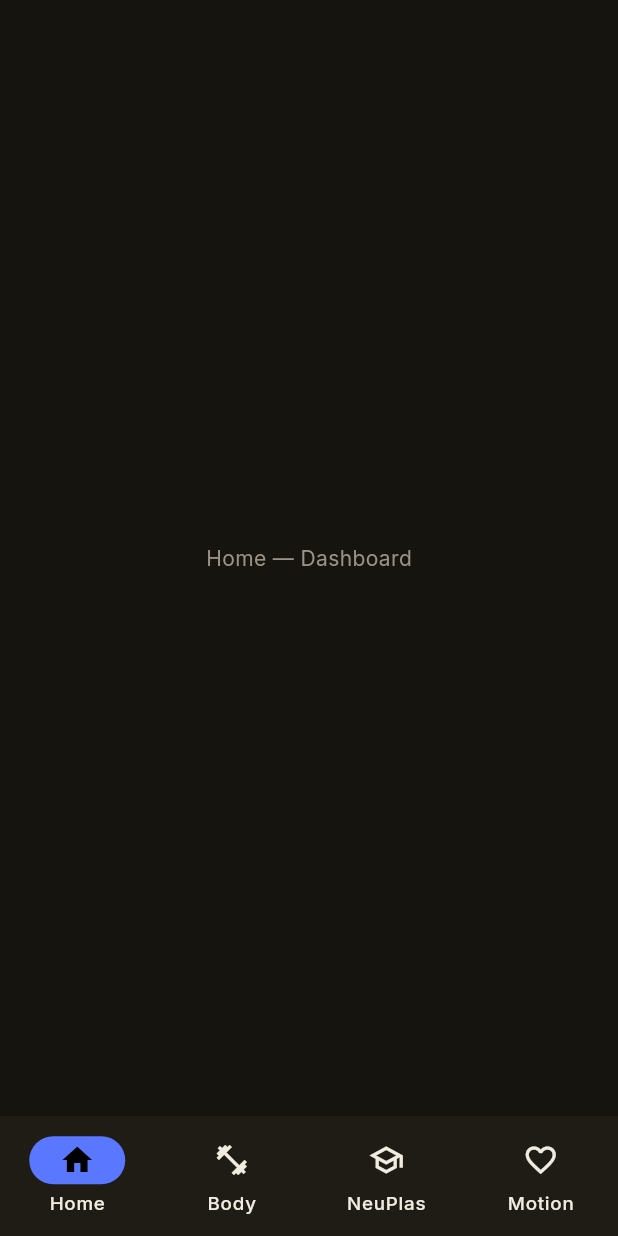
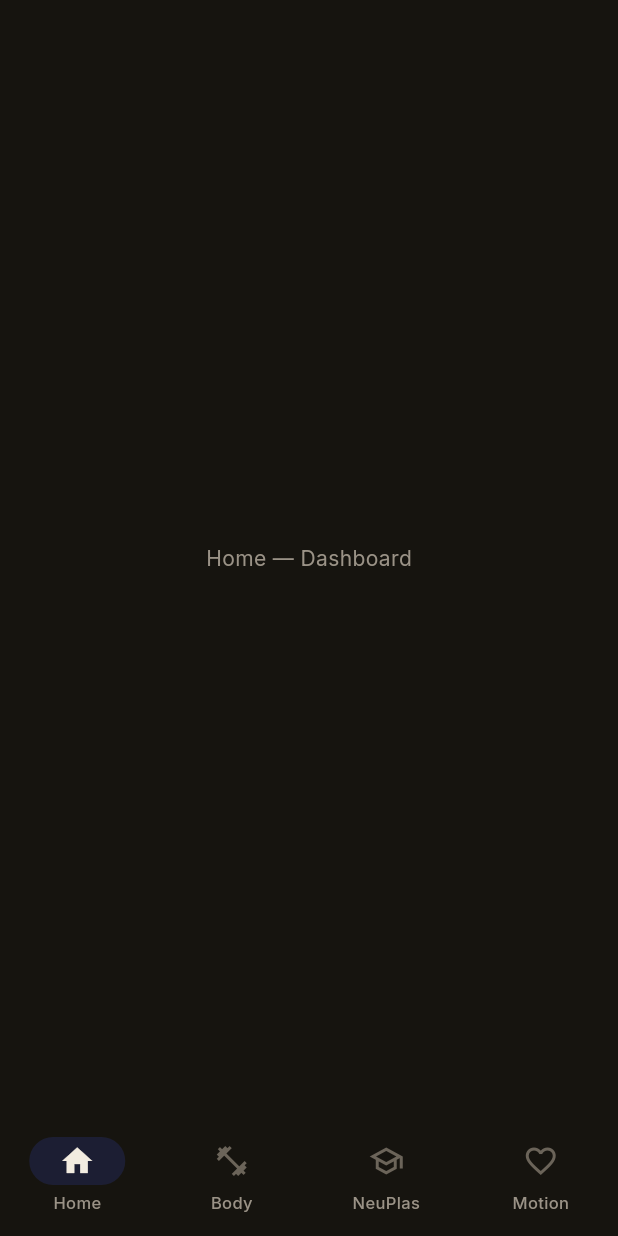
Before and after one commit to LastreWayne/Okami, a Flutter app: the screen it shows after launch, on a phone screen of 412 x 824 dp. Run offline on Flutter 3.47's test engine with Material 3 defaults, Android fonts, the phone set to English and light mode, and no system bars; our stand-ins replace google_fonts.

Commit message:
feat(theme): card/input/segmented/chip/switch/nav/button component themes
Co-Authored-By: Claude Opus 4.8 <noreply@anthropic.com>

```diff
--- a/lib/theme/app_theme.dart
+++ b/lib/theme/app_theme.dart
@@ -79,6 +79,91 @@ class AppTheme {
         onSurface: AppColors.ink,
         error: Color(0xFFC0564B),
       ),
+      cardTheme: CardThemeData(
+        color: AppColors.surface,
+        elevation: 0,
+        margin: EdgeInsets.zero,
+        shape: RoundedRectangleBorder(
+          borderRadius: BorderRadius.circular(16),
+          side: const BorderSide(color: AppColors.hairline),
+        ),
+      ),
+      appBarTheme: AppBarTheme(
+        backgroundColor: AppColors.sumi,
+        foregroundColor: AppColors.ink,
+        elevation: 0,
+        scrolledUnderElevation: 0,
+        centerTitle: false,
+        titleTextStyle: GoogleFonts.shipporiMincho(
+          fontSize: 22,
+          fontWeight: FontWeight.w500,
+          color: AppColors.ink,
+        ),
+      ),
+      inputDecorationTheme: InputDecorationTheme(
+        filled: true,
+        fillColor: AppColors.surface,
+        hintStyle: const TextStyle(color: AppColors.inkFaint),
+        contentPadding: const EdgeInsets.symmetric(horizontal: 14, vertical: 14),
+        border: OutlineInputBorder(
+          borderRadius: BorderRadius.circular(12),
+          borderSide: const BorderSide(color: AppColors.hairline),
+        ),
+        enabledBorder: OutlineInputBorder(
+          borderRadius: BorderRadius.circular(12),
+          borderSide: const BorderSide(color: AppColors.hairline),
+        ),
+        focusedBorder: OutlineInputBorder(
+          borderRadius: BorderRadius.circular(12),
+          borderSide: const BorderSide(color: AppColors.ultramarineBright, width: 1.5),
+        ),
+      ),
+      segmentedButtonTheme: SegmentedButtonThemeData(
+        style: ButtonStyle(
+          backgroundColor: WidgetStateProperty.resolveWith((s) =>
+              s.contains(WidgetState.selected) ? AppColors.ultramarine : Colors.transparent),
+          foregroundColor: WidgetStateProperty.resolveWith((s) =>
+              s.contains(WidgetState.selected) ? AppColors.ink : AppColors.inkMuted),
+          side: const WidgetStatePropertyAll(BorderSide(color: AppColors.hairline)),
+          shape: WidgetStatePropertyAll(
+            RoundedRectangleBorder(borderRadius: BorderRadius.circular(10)),
+          ),
+        ),
+      ),
+      chipTheme: ChipThemeData(
+        backgroundColor: AppColors.surface,
+        selectedColor: AppColors.ultramarine,
+        side: const BorderSide(color: AppColors.hairline),
+        labelStyle: GoogleFonts.inter(fontSize: 13, color: AppColors.ink),
+        secondaryLabelStyle: GoogleFonts.inter(fontSize: 13, color: AppColors.ink),
+        shape: RoundedRectangleBorder(borderRadius: BorderRadius.circular(20)),
+        showCheckmark: false,
+      ),
+      switchTheme: SwitchThemeData(
+        thumbColor: WidgetStateProperty.resolveWith((s) =>
+            s.contains(WidgetState.selected) ? AppColors.ink : AppColors.inkMuted),
+        trackColor: WidgetStateProperty.resolveWith((s) =>
+            s.contains(WidgetState.selected) ? AppColors.ultramarine : AppColors.surface),
+        trackOutlineColor: const WidgetStatePropertyAll(AppColors.hairline),
+      ),
+      navigationBarTheme: NavigationBarThemeData(
+        backgroundColor: AppColors.sumi,
+        elevation: 0,
+        indicatorColor: AppColors.ultramarine.withValues(alpha: 0.18),
+        iconTheme: WidgetStateProperty.resolveWith((s) => IconThemeData(
+              color: s.contains(WidgetState.selected) ? AppColors.ink : AppColors.inkFaint,
+            )),
+        labelTextStyle: WidgetStatePropertyAll(
+          GoogleFonts.inter(fontSize: 11, fontWeight: FontWeight.w500, color: AppColors.inkMuted),
+        ),
+      ),
+      filledButtonTheme: FilledButtonThemeData(
+        style: FilledButton.styleFrom(
+          backgroundColor: AppColors.ultramarine,
+          foregroundColor: AppColors.ink,
+          shape: RoundedRectangleBorder(borderRadius: BorderRadius.circular(14)),
+        ),
+      ),
     );
   }
 }
```
Also changed, not shown: 1 other file.
